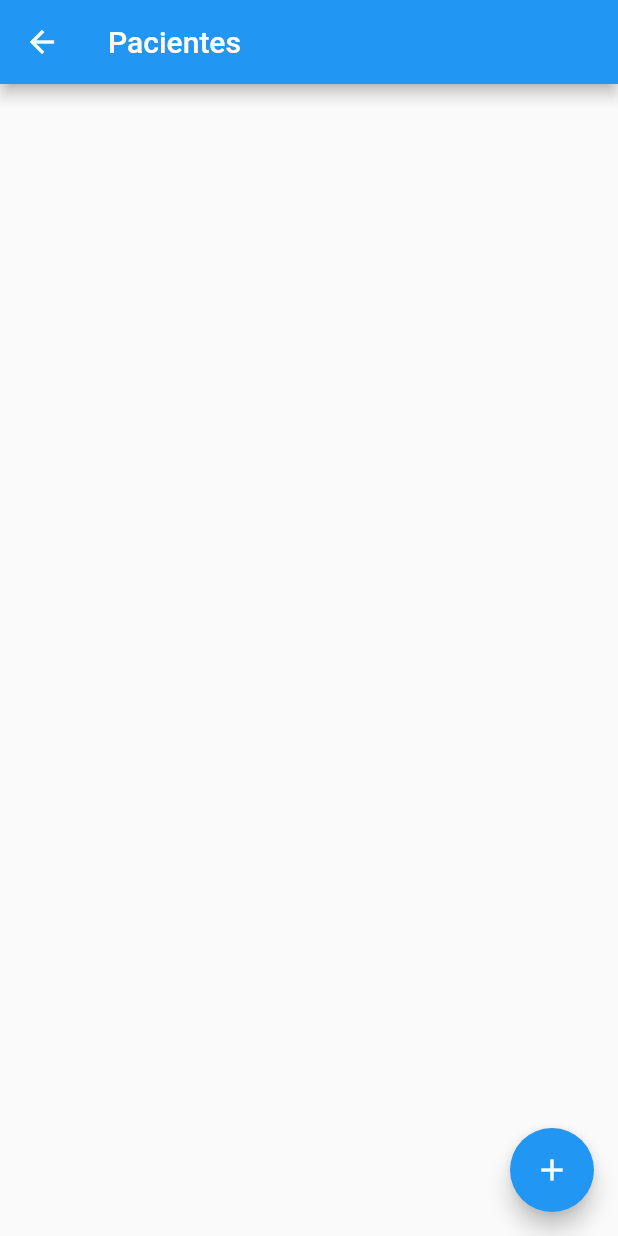
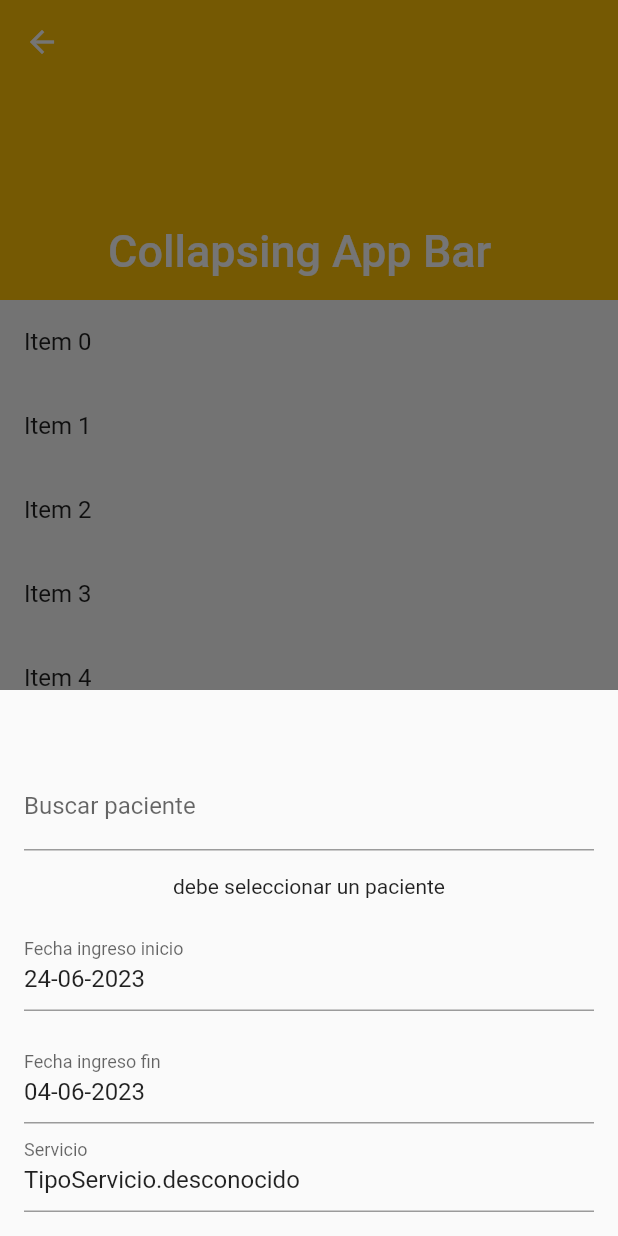
Before and after one commit to AlfredoChusgo/medi_track, a Flutter app: the EstadiaPacienteHomePage screen opened directly, after a tap on the "add" icon, on a phone screen of 412 x 824 dp. Run offline on Flutter 3.47's test engine with Material 2 defaults, Android fonts, the phone set to English and light mode, and no system bars; our stand-ins replace another_flushbar, bloc, dartz, equatable, faker, flutter_bloc; accounts and stored records are empty.

Commit message:
Filter estadia v1

```diff
--- a/flutter_app/custom_scripts/generate_fake_data/pubspec.yaml
+++ b/flutter_app/custom_scripts/generate_fake_data/pubspec.yaml
@@ -8,6 +8,7 @@ environment:
 
 # Add regular dependencies here.
 dependencies:
+  dartz: ^0.10.1
   faker: ^2.1.0
   uuid: ^3.0.7
   # path: ^1.8.0
--- a/flutter_app/medi_track_dora/lib/app.dart
+++ b/flutter_app/medi_track_dora/lib/app.dart
@@ -3,6 +3,7 @@ import 'package:flutter_bloc/flutter_bloc.dart';
 import 'package:medi_track_dora/components/contactoEmergenciaAdd/view/contacto_emergencia_page.dart';
 import 'package:medi_track_dora/components/pacienteAdd/view/paciente_add_page.dart';
 
+import 'components/estadiaPacienteHome/view/estadia_paciente_home_page.dart';
 import 'components/home/view/home_page.dart';
 import 'components/pacienteAdd/bloc/paciente_add_bloc.dart';
 import 'components/pacienteHome/bloc/paciente_home_bloc.dart';
@@ -23,7 +24,8 @@ class App extends StatelessWidget {
       routes: {
         '/': (_) {
           context.read<PacienteHomeBloc>().add(PacienteHomeRefreshEvent());
-          return const HomePage();} ,
+          //return const HomePage();} ,
+          return EstadiaPacienteHomePage();} ,
         '/pacienteHome': (_) {
           context.read<PacienteHomeBloc>().add(PacienteHomeRefreshEvent());
           return const PacienteHomePage();
--- /dev/null
+++ b/flutter_app/medi_track_dora/lib/components/estadiaPacienteFilter/bloc/estadia_paciente_filter_bloc.dart
@@ -0,0 +1,76 @@
+import 'package:bloc/bloc.dart';
+import 'package:equatable/equatable.dart';
+import 'package:medi_track_dora/components/estadiaPacienteHome/estadia_paciente.dart';
+import 'package:medi_track_dora/components/pacienteHome/paciente_repository.dart';
+import 'package:meta/meta.dart';
+import 'dart:async';
+import '../../pacienteHome/paciente.dart';
+import 'package:dartz/dartz.dart';
+
+part 'estadia_paciente_filter_event.dart';
+part 'estadia_paciente_filter_state.dart';
+
+class EstadiaPacienteFilterBloc
+    extends Bloc<EstadiaPacienteFilterEvent, EstadiaPacienteFilterState> {
+  final PacienteRepository pacienteRepository;
+  EstadiaPacienteFilterBloc({required this.pacienteRepository})
+      : super(EstadiaPacienteFilterState.empty()) {
+    on<SearchPacienteByNameEvent>(_onSearchPacienteByNameEvent);
+    on<SelectPacienteFromListevent>(_onSelectPacienteFromListevent);
+    on<UnSelectPacientetevent>(_onUnSelectPacientetevent);
+    on<SelectTipoServicioEvent>(_onSelectTipoServicioEvent);
+    on<SelectFechaIngresoFinEvent>(_onSelectFechaIngresoFinEvent);
+    on<SelectFechaIngresoInicioEvent>(_onSelectFechaIngresoInicioEvent);
+  }
+
+  FutureOr<void> _onSearchPacienteByNameEvent(SearchPacienteByNameEvent event,
+      Emitter<EstadiaPacienteFilterState> emit) async {
+    try {
+      var list = await pacienteRepository.getPacientesFiltered(event.name);
+      if (list.isNotEmpty) {
+        emit(state.copyWith(
+            pacienteName: event.name, pacienteList: Right(list)));
+      } else {
+        emit(state.copyWith(
+            pacienteName: event.name,
+            pacienteList: left("Sin Resultados ...")));
+      }
+    } catch (e) {
+      emit(state.copyWith(
+          pacienteName: event.name, pacienteList: left(e.toString())));
+    }
+  }
+
+  FutureOr<void> _onSelectPacienteFromListevent(
+      SelectPacienteFromListevent event,
+      Emitter<EstadiaPacienteFilterState> emit) {
+    emit(state.copyWith(
+        paciente: right(event.paciente),
+        pacienteName: "",
+        pacienteList: right(const [])));
+  }
+
+  FutureOr<void> _onUnSelectPacientetevent(
+      UnSelectPacientetevent event, Emitter<EstadiaPacienteFilterState> emit) {
+    emit(state.copyWith(
+        paciente: left(false),
+        pacienteName: "",
+        pacienteList: left("debe seleccionar un paciente")));
+  }
+
+  FutureOr<void> _onSelectTipoServicioEvent(
+      SelectTipoServicioEvent event, Emitter<EstadiaPacienteFilterState> emit) {
+    emit(state.copyWith(tipoServicio: event.tipoServicio));
+  }
+
+  FutureOr<void> _onSelectFechaIngresoFinEvent(SelectFechaIngresoFinEvent event,
+      Emitter<EstadiaPacienteFilterState> emit) {
+        emit(state.copyWith(fechaIngresoFin: event.fechaIngresoFin));
+      }
+
+  FutureOr<void> _onSelectFechaIngresoInicioEvent(
+      SelectFechaIngresoInicioEvent event,
+      Emitter<EstadiaPacienteFilterState> emit) {
+        emit(state.copyWith(fechaIngresoInicio: event.fechaIngresoInicio));
+      }
+}
--- /dev/null
+++ b/flutter_app/medi_track_dora/lib/components/estadiaPacienteFilter/bloc/estadia_paciente_filter_event.dart
@@ -0,0 +1,63 @@
+part of 'estadia_paciente_filter_bloc.dart';
+
+
+sealed class EstadiaPacienteFilterEvent extends Equatable{}
+
+
+class SearchPacienteByNameEvent extends EstadiaPacienteFilterEvent {
+
+  final String name;
+
+  SearchPacienteByNameEvent({required this.name});
+
+  @override
+  List<Object?> get props => [name];
+}
+
+class SelectPacienteFromListevent extends EstadiaPacienteFilterEvent {
+
+  final Paciente paciente;
+
+  SelectPacienteFromListevent({required this.paciente});
+
+  @override
+  List<Object?> get props => [paciente];
+}
+
+class SelectTipoServicioEvent extends EstadiaPacienteFilterEvent {
+
+  final TipoServicio tipoServicio;
+
+  SelectTipoServicioEvent({required this.tipoServicio});
+
+  @override
+  List<Object?> get props => [tipoServicio];
+}
+
+class SelectFechaIngresoInicioEvent extends EstadiaPacienteFilterEvent {
+
+  final DateTime fechaIngresoInicio;
+
+  SelectFechaIngresoInicioEvent({required this.fechaIngresoInicio});
+
+  @override
+  List<Object?> get props => [fechaIngresoInicio];
+}
+
+class SelectFechaIngresoFinEvent extends EstadiaPacienteFilterEvent {
+
+  final DateTime fechaIngresoFin;
+
+  SelectFechaIngresoFinEvent({required this.fechaIngresoFin});
+
+  @override
+  List<Object?> get props => [fechaIngresoFin];
+}
+
+class UnSelectPacientetevent extends EstadiaPacienteFilterEvent {
+
+  UnSelectPacientetevent();
+
+  @override
+  List<Object?> get props => [];
+}
--- /dev/null
+++ b/flutter_app/medi_track_dora/lib/components/estadiaPacienteFilter/bloc/estadia_paciente_filter_state.dart
@@ -0,0 +1,58 @@
+part of 'estadia_paciente_filter_bloc.dart';
+
+class EstadiaPacienteFilterState extends Equatable {
+  final String pacienteName;
+  final Either<bool, Paciente> paciente;
+  final Either<String,List<Paciente>> pacienteList;
+  final DateTime fechaIngresoInicio;
+  final DateTime fechaIngresoFin;
+  final TipoServicio tipoServicio;
+
+  const EstadiaPacienteFilterState(
+      {required this.pacienteName,
+      required this.paciente,
+      required this.pacienteList,
+      required this.fechaIngresoFin,
+      required this.fechaIngresoInicio,
+      required this.tipoServicio});
+
+  factory EstadiaPacienteFilterState.empty() {
+    return EstadiaPacienteFilterState(
+        pacienteName: "",
+        paciente: left(false),
+        pacienteList: left("debe seleccionar un paciente"),
+        fechaIngresoFin: DateTime.now().add(const Duration(days: -20)),
+        fechaIngresoInicio: DateTime.now(),
+        tipoServicio: TipoServicio.desconocido);
+  }
+
+  EstadiaPacienteFilterState copyWith({
+    String? pacienteName,
+    Either<bool, Paciente>? paciente,
+    Either<String,List<Paciente>>? pacienteList,
+    DateTime? fechaIngresoInicio,
+    DateTime? fechaIngresoFin,
+    TipoServicio? tipoServicio,
+  }) {
+    return EstadiaPacienteFilterState(
+      pacienteName: pacienteName ?? this.pacienteName,
+      paciente: paciente ?? this.paciente,
+      pacienteList: pacienteList ?? this.pacienteList,
+      fechaIngresoInicio: fechaIngresoInicio ?? this.fechaIngresoInicio,
+      fechaIngresoFin: fechaIngresoFin ?? this.fechaIngresoFin,
+      tipoServicio: tipoServicio ?? this.tipoServicio
+    );
+  }
+
+  @override
+  List<Object?> get props => [
+        pacienteName,
+        paciente,
+        pacienteList,
+        fechaIngresoInicio,
+        fechaIngresoFin,
+        tipoServicio
+      ];
+}
+
+//class EstadiaPacienteFilterInitial extends EstadiaPacienteFilterState {}
--- /dev/null
+++ b/flutter_app/medi_track_dora/lib/components/estadiaPacienteFilter/estadia_paciente_filter.dart
@@ -0,0 +1,2 @@
+export 'bloc/estadia_paciente_filter_bloc.dart';
+export 'view/estadia_paciente_filter_page.dart';
--- /dev/null
+++ b/flutter_app/medi_track_dora/lib/components/estadiaPacienteFilter/view/estadia_paciente_filter_page.dart
@@ -0,0 +1,189 @@
+import 'package:flutter/material.dart';
+import 'package:flutter_bloc/flutter_bloc.dart';
+import 'package:intl/intl.dart';
+import 'package:medi_track_dora/components/estadiaPacienteHome/estadia_paciente.dart';
+import 'package:medi_track_dora/components/pacienteHome/paciente.dart';
+
+import '../estadia_paciente_filter.dart';
+
+class EstadiaPacienteFilterPage {
+  static void openBottomSheet(BuildContext context) {
+    showModalBottomSheet(
+      context: context,
+      builder: (BuildContext context) {
+        return SizedBox(
+          //height: MediaQuery.of(context).size.height * 0.75,
+          child: Container(
+            padding: EdgeInsets.only(
+                bottom: MediaQuery.of(context).viewInsets.bottom),
+            child: SingleChildScrollView(
+              child: Padding(
+                  padding: const EdgeInsets.all(16.0),
+                  child: BlocBuilder<EstadiaPacienteFilterBloc,
+                      EstadiaPacienteFilterState>(
+                    builder: (context, state) {
+                      return Column(
+                        children: [
+                          const SizedBox(height: 16.0),
+                          if (state.paciente.isLeft())
+                            ...getSearchPacienteWidgets(state, context)
+                          else if (state.paciente.isRight())
+                            getPacienteSelectedWidget(state, context),
+                          const SizedBox(height: 16.0),
+                          TextFormField(
+                            readOnly: true,
+                            controller: TextEditingController(text: DateFormat('dd-MM-yyyy')
+                                .format(state.fechaIngresoInicio)),
+                            onTap: () => showDatePicker(
+                                    context: context,
+                                    initialDate: DateTime.now(),
+                                    firstDate: DateTime(1900),
+                                    lastDate: DateTime.now())
+                                .then((value) {
+                              context.read<EstadiaPacienteFilterBloc>().add(
+                                  SelectFechaIngresoInicioEvent(
+                                      fechaIngresoInicio:
+                                          value ?? DateTime.now()));
+                            }),
+                            decoration: const InputDecoration(
+                                labelText: 'Fecha ingreso inicio'),
+                          ),
+                          const SizedBox(height: 16.0),
+                          TextFormField(
+                            readOnly: true,
+                            controller: TextEditingController(text: DateFormat('dd-MM-yyyy')
+                                .format(state.fechaIngresoFin)),
+                            onTap: () => showDatePicker(
+                                    context: context,
+                                    initialDate: DateTime.now(),
+                                    firstDate: DateTime(1900),
+                                    lastDate: DateTime.now())
+                                .then((value) {
+                              context.read<EstadiaPacienteFilterBloc>().add(
+                                  SelectFechaIngresoFinEvent(
+                                      fechaIngresoFin:
+                                          value ?? DateTime.now()));
+                            }),
+                            decoration: const InputDecoration(
+                                labelText: 'Fecha ingreso fin'),
+                          ),
+                          TextFormField(
+                            readOnly: true,
+                            //initialValue: state.tipoServicio.toString(),
+                            controller: TextEditingController(
+                                text: state.tipoServicio.toString()),
+                            onTap: () => showServicioDialog(context),
+                            decoration:
+                                const InputDecoration(labelText: 'Servicio'),
+                          ),
+                        ],
+                      );
+                    },
+                  )),
+            ),
+          ),
+        );
+      },
+    );
+  }
+
+  static List<Widget> getSearchPacienteWidgets(
+      EstadiaPacienteFilterState state, BuildContext context) {
+    return [
+      const SizedBox(height: 16.0),
+      TextFormField(
+        //controller: _ciController,
+        initialValue: "",
+        onChanged: (value) {
+          //_pacienteFormBloc.add(CIChanged(value));
+        },
+        onFieldSubmitted: (value) {
+          context
+              .read<EstadiaPacienteFilterBloc>()
+              .add(SearchPacienteByNameEvent(name: value));
+        },
+        decoration: const InputDecoration(labelText: 'Buscar paciente'),
+      ),
+      const SizedBox(height: 16.0),
+      state.pacienteList.fold(
+          (l) => Center(
+                child: Text(l),
+              ),
+          (r) => SizedBox(
+                height: 100,
+                child: ListView.builder(
+                  shrinkWrap: true,
+                  itemCount: r.length,
+                  itemBuilder: (BuildContext context, int index) {
+                    return ListTile(
+                      title: Text(
+                          "${r[index].nombre} ${r[index].apellidoPaterno} ${r[index].apellidoMaterno}"),
+                      onTap: () {
+                        context.read<EstadiaPacienteFilterBloc>().add(
+                            SelectPacienteFromListevent(paciente: r[index]));
+                      },
+                    );
+                  },
+                ),
+              ))
+    ];
+  }
+
+  static Widget getPacienteSelectedWidget(
+      EstadiaPacienteFilterState state, BuildContext context) {
+    return TextFormField(
+      controller: TextEditingController(
+          text:
+              state.paciente.fold((l) => "Sin Seleccionar", (r) => r.fullName)),
+      readOnly: true,
+      //initialValue: state.paciente.fold((l) => "Sin Seleccionar", (r) => r.fullName),
+      onChanged: (value) {
+        //_pacienteFormBloc.add(CIChanged(value));
+      },
+      onFieldSubmitted: (value) {
+        context
+            .read<EstadiaPacienteFilterBloc>()
+            .add(SearchPacienteByNameEvent(name: value));
+      },
+      decoration: InputDecoration(
+          suffixIcon: IconButton(
+              onPressed: () {
+                context
+                    .read<EstadiaPacienteFilterBloc>()
+                    .add(UnSelectPacientetevent());
+              },
+              icon: const Icon(Icons.close)),
+          labelText: 'Paciente'),
+    );
+  }
+
+  static void showServicioDialog(BuildContext context) {
+    showDialog(
+      context: context,
+      builder: (BuildContext context) {
+        return AlertDialog(
+          title: Text('Select an option'),
+          content: SingleChildScrollView(
+            child: ListBody(
+              children: [
+                ...TipoServicio.values.map((value) {
+                  return SimpleDialogOption(
+                    onPressed: () {
+                      Navigator.pop(context, value);
+                    },
+                    child: Text(value.toString().split('.').last),
+                  );
+                }).toList(),
+              ],
+            ),
+          ),
+        );
+      },
+    ).then((selectedOption) {
+      // Handle the selected option
+      context
+          .read<EstadiaPacienteFilterBloc>()
+          .add(SelectTipoServicioEvent(tipoServicio: selectedOption));
+    });
+  }
+}
--- a/flutter_app/medi_track_dora/lib/components/estadiaPacienteHome/view/estadia_paciente_home_page.dart
+++ b/flutter_app/medi_track_dora/lib/components/estadiaPacienteHome/view/estadia_paciente_home_page.dart
@@ -2,6 +2,7 @@ import 'package:another_flushbar/flushbar.dart';
 import 'package:flutter/material.dart';
 import 'package:flutter_bloc/flutter_bloc.dart';
 
+import '../../estadiaPacienteFilter/view/estadia_paciente_filter_page.dart';
 import '../estadia_paciente.dart';
 
 
@@ -10,37 +11,62 @@ class EstadiaPacienteHomePage extends StatelessWidget {
 
   @override
   Widget build(BuildContext context) {
+    return Builder(
+      builder: (context) {
         return Scaffold(
-      appBar: AppBar(
-        title: const Text('Pacientes'),
-        //floating: true,
-      ),
+          // appBar: AppBar(
+          //   title: const Text('Pacientes'),
+          //   //floating: true,
+          // ),
+          resizeToAvoidBottomInset: false,
           body: CustomScrollView(
             slivers: [
+              SliverAppBar(
+                  expandedHeight: 200,
+
+                  flexibleSpace: FlexibleSpaceBar(
+                    title: Text('Collapsing App Bar'),
+                    // background: Image.asset(
+                    //   'assets/images/header_image.jpg',
+                    //   fit: BoxFit.cover,
+                    // ),
+                    background: Container(color: Colors.amber),
+                  ),
+                  floating: true,
+                  pinned: true,
+                ),
+                SliverList(
+                  delegate: SliverChildBuilderDelegate(
+                    (context, index) => ListTile(
+                      title: Text('Item $index'),
+                    ),
+                    childCount: 20,
+                  ),
+                ),
               //const CatalogAppBar(),
-          const SliverToBoxAdapter(child: SizedBox(height: 12)),
-          BlocBuilder<EstadiaPacienteHomeBloc, EstadiaPacienteHomeState>(
-            builder: (context, state) {
-              return switch (state) {
-                EstadiaPacienteHomeLoadingState() => const Center(
-                    child: Center(child: CircularProgressIndicator()),
-                  ),
-                EstadiaPacienteHomeErrorState() => SliverFillRemaining(
-                    child: Text(state.errorMessage),
-                  ),
-                EstadiaPacienteHomeLoadedState() =>
-                CircularProgressIndicator()
-                // SliverList(
-                //     delegate: SliverChildBuilderDelegate(
-                //       (context, index) => PacienteListItem(
-                //         state.estadiaPacientes[index],
-                //       ),
-                //       childCount: state.estadiaPacientes.length,
-                //     ),
-                //   )
-              };
-            },
-          ),
+              // const SliverToBoxAdapter(child: SizedBox(height: 12)),
+              // BlocBuilder<EstadiaPacienteHomeBloc, EstadiaPacienteHomeState>(
+              //   builder: (context, state) {
+              //     return switch (state) {
+              //       EstadiaPacienteHomeLoadingState() => const Center(
+              //           child: Center(child: CircularProgressIndicator()),
+              //         ),
+              //       EstadiaPacienteHomeErrorState() => SliverFillRemaining(
+              //           child: Text(state.errorMessage),
+              //         ),
+              //       EstadiaPacienteHomeLoadedState() =>
+              //       CircularProgressIndicator()
+              //       // SliverList(
+              //       //     delegate: SliverChildBuilderDelegate(
+              //       //       (context, index) => PacienteListItem(
+              //       //         state.estadiaPacientes[index],
+              //       //       ),
+              //       //       childCount: state.estadiaPacientes.length,
+              //       //     ),
+              //       //   )
+              //     };
+              //   },
+
             ],
           ),
           floatingActionButton: FloatingActionButton(
@@ -49,13 +75,92 @@ class EstadiaPacienteHomePage extends StatelessWidget {
               // BlocProvider.of<PacienteAddBloc>(context)
               //     .add(const PacienteAddNewEvent());
               // Navigator.pushNamed(context, '/pacienteAdd');
+              EstadiaPacienteFilterPage.openBottomSheet(context);
             },
             child: const Icon(Icons.add),
           ),
         );
       }
+    );
+  }
 }
 
+// class EstadiaPacienteHomePage extends StatefulWidget {
+//   @override
+//   _EstadiaPacienteHomePageState createState() => _EstadiaPacienteHomePageState();
+// }
+
+// class _EstadiaPacienteHomePageState extends State<EstadiaPacienteHomePage> {
+//   ScrollController _scrollController = ScrollController();
+//   bool _isAppBarCollapsed = false;
+
+//   @override
+//   void dispose() {
+//     _scrollController.dispose();
+//     super.dispose();
+//   }
+
+//   void _toggleAppBar() {
+//     setState(() {
+//       _isAppBarCollapsed = !_isAppBarCollapsed;
+//       if (_isAppBarCollapsed) {
+//         _scrollController.animateTo(
+//           0,
+//           duration: Duration(milliseconds: 300),
+//           curve: Curves.ease,
+//         );
+//       } else {
+//         _scrollController.animateTo(
+//           _scrollController.position.maxScrollExtent,
+//           duration: Duration(milliseconds: 300),
+//           curve: Curves.ease,
+//         );
+//       }
+//     });
+//   }
+
+//   @override
+//   Widget build(BuildContext context) {
+//     return MaterialApp(
+//       title: 'Collapsing App Bar',
+//       theme: ThemeData(
+//         primarySwatch: Colors.blue,
+//       ),
+//       home: Scaffold(
+//         body: CustomScrollView(
+//           controller: _scrollController,
+//           slivers: [
+//             SliverAppBar(
+//               expandedHeight: 200,
+//               flexibleSpace: FlexibleSpaceBar(
+//                 title: Text('Collapsing App Bar'),
+//                 background: Container(
+//                   color: Colors.blue,
+//                 ),
+//               ),
+//               floating: true,
+//               pinned: true,
+//             ),
+//             SliverList(
+//               delegate: SliverChildBuilderDelegate(
+//                 (context, index) => ListTile(
+//                   title: Text('Item $index'),
+//                 ),
+//                 childCount: 20,
+//               ),
+//             ),
+//           ],
+//         ),
+//         floatingActionButton: FloatingActionButton(
+//           onPressed: _toggleAppBar,
+//           child: Icon(Icons.arrow_upward),
+//         ),
+//       ),
+//     );
+//   }
+// }
+
+//----
 // class EstadiaPacienteListItem extends StatefulWidget {
 //   final EstadiaPaciente item;
 //   const EstadiaPacienteListItem(this.item, {super.key});
--- a/flutter_app/medi_track_dora/lib/components/pacienteHome/paciente.dart
+++ b/flutter_app/medi_track_dora/lib/components/pacienteHome/paciente.dart
@@ -51,6 +51,10 @@ class Paciente extends Equatable {
         direccionResidencia,
         contactosEmergencia
       ];
+
+  String get fullName {
+    return "$nombre $apellidoPaterno $apellidoMaterno";
+  }
 
   factory Paciente.empty(){
     return Paciente(
--- a/flutter_app/medi_track_dora/pubspec.yaml
+++ b/flutter_app/medi_track_dora/pubspec.yaml
@@ -39,7 +39,7 @@ dependencies:
   # The following adds the Cupertino Icons font to your application.
   # Use with the CupertinoIcons class for iOS style icons.
   cupertino_icons: ^1.0.2
-
+  dartz: ^0.10.1
 dev_dependencies:
   flutter_test:
     sdk: flutter
```
Also changed, not shown: flutter_app/medi_track_dora/lib/main.dart (+7 -2 lines), flutter_app/custom_scripts/generate_fake_data/pubspec.lock, flutter_app/medi_track_dora/pubspec.lock, 1 other file. Lines whose indentation alone changed are shown as unchanged.
